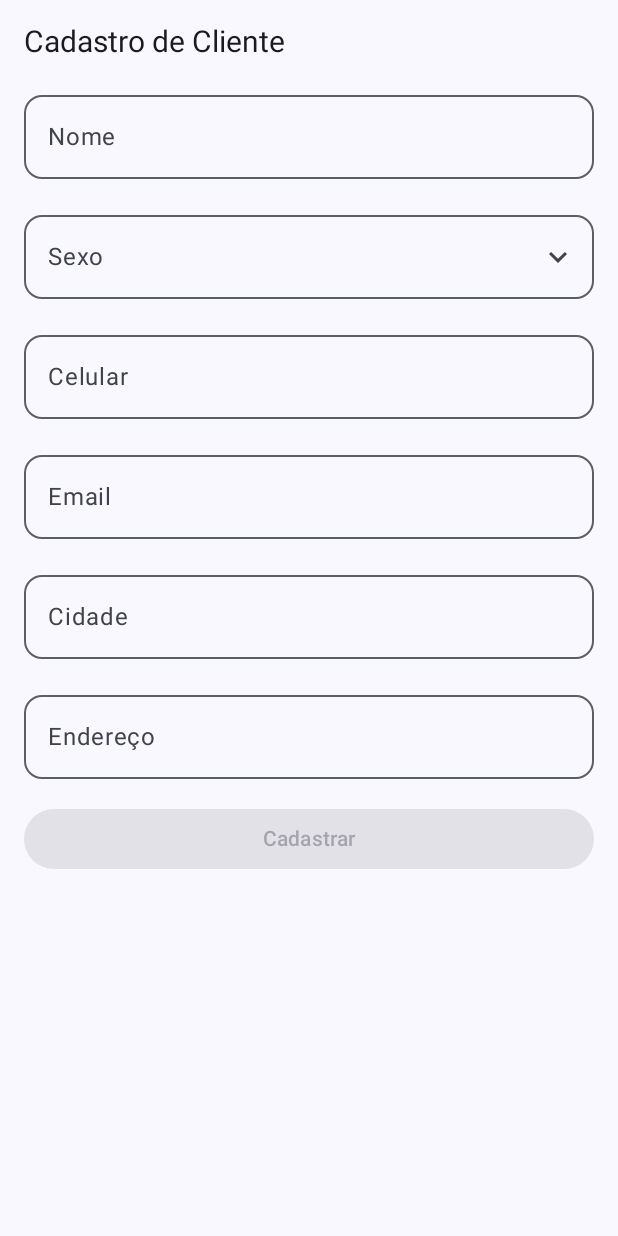
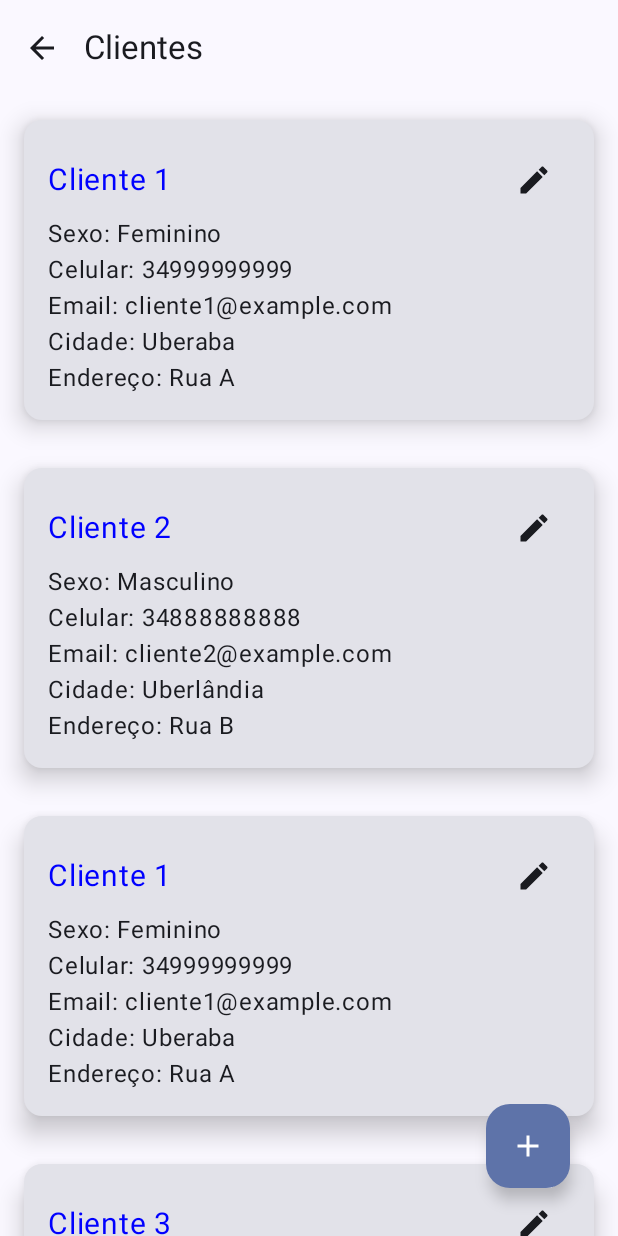
Before and after one commit to devgns/ObraStats, an Android app built with Jetpack Compose: the screen it shows after launch (MainActivity), on a phone screen of 412 x 824 dp. Run offline under Robolectric (Android 15) with nearby library versions, the phone set to English and light mode, and no system bars.

Commit message:
add cards and first listing screen

```diff
--- a/app/src/main/java/com/example/obrastats/MainActivity.kt
+++ b/app/src/main/java/com/example/obrastats/MainActivity.kt
@@ -4,45 +4,33 @@ import android.os.Bundle
 import android.widget.Toast
 import androidx.activity.ComponentActivity
 import androidx.activity.compose.setContent
-import androidx.annotation.DrawableRes
 import androidx.annotation.StringRes
-import androidx.compose.foundation.Image
-import androidx.compose.foundation.background
 import androidx.compose.foundation.clickable
 import androidx.compose.foundation.layout.Arrangement
-import androidx.compose.foundation.layout.Box
 import androidx.compose.foundation.layout.Column
 import androidx.compose.foundation.layout.PaddingValues
-import androidx.compose.foundation.layout.Row
 import androidx.compose.foundation.layout.fillMaxHeight
 import androidx.compose.foundation.layout.fillMaxSize
 import androidx.compose.foundation.layout.fillMaxWidth
 import androidx.compose.foundation.layout.height
 import androidx.compose.foundation.layout.padding
-import androidx.compose.foundation.layout.size
-import androidx.compose.foundation.layout.width
 import androidx.compose.foundation.lazy.grid.GridCells
 import androidx.compose.foundation.lazy.grid.LazyVerticalGrid
 import androidx.compose.foundation.lazy.grid.items
 import androidx.compose.foundation.shape.RoundedCornerShape
-import androidx.compose.material.icons.Icons
 import androidx.compose.material3.Card
 import androidx.compose.material3.CardDefaults
-import androidx.compose.material3.Icon
 import androidx.compose.material3.MaterialTheme
 import androidx.compose.material3.Surface
 import androidx.compose.material3.Text
 import androidx.compose.runtime.Composable
 import androidx.compose.ui.Alignment
 import androidx.compose.ui.Modifier
-import androidx.compose.ui.graphics.Color
-import androidx.compose.ui.layout.ContentScale
 import androidx.compose.ui.platform.LocalContext
-import androidx.compose.ui.res.painterResource
 import androidx.compose.ui.res.stringResource
 import androidx.compose.ui.tooling.preview.Preview
 import androidx.compose.ui.unit.dp
-import com.example.obrastats.composables.ClienteFormulario
+import com.example.obrastats.composables.ClientesMainScreen
 import com.example.obrastats.ui.theme.ObraStatsTheme
 
 class MainActivity : ComponentActivity() {
@@ -55,8 +43,8 @@ class MainActivity : ComponentActivity() {
                     modifier = Modifier.fillMaxSize(),
                     color = MaterialTheme.colorScheme.background
                 ) {
-                    //InitialMenu()
-                    ClienteFormulario({});
+
+                    ClientesMainScreen()
                 }
             }
         }
--- /dev/null
+++ b/app/src/main/java/com/example/obrastats/composables/CardCliente.kt
@@ -0,0 +1,66 @@
+package com.example.obrastats.composables
+
+import androidx.compose.foundation.layout.*
+
+import androidx.compose.material.icons.Icons
+import androidx.compose.material.icons.filled.Edit
+import androidx.compose.material3.Card
+import androidx.compose.material3.CardDefaults
+import androidx.compose.material3.CardElevation
+import androidx.compose.material3.ExperimentalMaterial3Api
+import androidx.compose.material3.IconButton
+import androidx.compose.runtime.Composable
+import androidx.compose.ui.Modifier
+import androidx.compose.ui.graphics.Color
+import androidx.compose.ui.unit.dp
+import androidx.compose.ui.unit.sp
+import androidx.compose.material3.Text
+import androidx.compose.material3.Icon
+import androidx.compose.ui.tooling.preview.Preview
+
+
+import com.example.obrastats.classes.Cliente
+
+
+@OptIn(ExperimentalMaterial3Api::class)
+@Composable
+fun ClienteCard(cliente: Cliente) {
+    Card(
+        modifier = Modifier.padding(16.dp),
+        elevation = CardDefaults.cardElevation(defaultElevation = 10.dp)
+    ) {
+        Column(
+            modifier = Modifier.padding(16.dp)
+        ) {
+            Row(
+                verticalAlignment = androidx.compose.ui.Alignment.CenterVertically
+            ) {
+                Text(
+                    text = cliente.nome,
+                    fontSize = 20.sp,
+                    color = Color.Blue,
+                    modifier = Modifier.weight(1f)
+                )
+                IconButton(
+                    onClick = { /* Navegar para a tela de edição do cliente */ }
+                ) {
+                    Icon(
+                        imageVector = Icons.Default.Edit,
+                        contentDescription = "Editar cliente"
+                    )
+                }
+            }
+            Text(text = "Sexo: ${cliente.sexo}")
+            Text(text = "Celular: ${cliente.celular}")
+            Text(text = "Email: ${cliente.email}")
+            Text(text = "Cidade: ${cliente.cidade}")
+            Text(text = "Endereço: ${cliente.endereco}")
+        }
+    }
+}
+
+@Preview
+@Composable
+fun ClienteCardPreview(){
+    ClienteCard(Cliente(null, "Gustavo", "Masculino", "34999999999", "gustavo@email.com", "Uberaba", "Rua Feliz"))
+}
--- /dev/null
+++ b/app/src/main/java/com/example/obrastats/composables/ListagemClientes.kt
@@ -0,0 +1,51 @@
+package com.example.obrastats.composables
+
+import androidx.compose.foundation.layout.Column
+import androidx.compose.foundation.lazy.LazyColumn
+import androidx.compose.foundation.lazy.items
+import androidx.compose.material3.Text
+import androidx.compose.runtime.Composable
+import androidx.compose.ui.tooling.preview.Preview
+import com.example.obrastats.classes.Cliente
+
+@Composable
+fun ListaClientes(clientes: List<Cliente>) {
+    if (clientes.isEmpty()) {
+        Text(text = "Não há clientes para mostrar")
+    } else {
+        LazyColumn {
+            items(clientes) { cliente ->
+                ClienteCard(cliente = cliente)
+            }
+        }
+    }
+}
+
+@Preview
+@Composable
+fun ListaClientesPreview() {
+    val clientes = listOf(
+        Cliente(
+            id = 1,
+            nome = "Cliente 1",
+            sexo = "Feminino",
+            celular = "34999999999",
+            email = "cliente1@email.com",
+            cidade = "Uberaba",
+            endereco = "Rua A"
+        ),
+        Cliente(
+            id = 2,
+            nome = "Cliente 2",
+            sexo = "Masculino",
+            celular = "34888888888",
+            email = "cliente2@email.com",
+            cidade = "Uberlândia",
+            endereco = "Rua B"
+        )
+    )
+
+    Column {
+        ListaClientes(clientes = clientes)
+    }
+}
--- /dev/null
+++ b/app/src/main/java/com/example/obrastats/composables/TelaPrincipalClientes.kt
@@ -0,0 +1,136 @@
+package com.example.obrastats.composables
+
+import androidx.compose.foundation.layout.*
+import androidx.compose.ui.Alignment
+import androidx.compose.material.*
+import androidx.compose.material.icons.Icons
+import androidx.compose.material.icons.filled.Add
+import androidx.compose.material.icons.filled.ArrowBack
+import androidx.compose.material3.ExperimentalMaterial3Api
+import androidx.compose.material3.FloatingActionButton
+import androidx.compose.material3.Icon
+import androidx.compose.material3.IconButton
+import androidx.compose.material3.Scaffold
+import androidx.compose.material3.Text
+import androidx.compose.material3.TopAppBar
+import androidx.compose.runtime.Composable
+import androidx.compose.runtime.getValue
+import androidx.compose.runtime.mutableStateOf
+import androidx.compose.runtime.remember
+import androidx.compose.runtime.setValue
+import androidx.compose.ui.Modifier
+import androidx.compose.ui.layout.onGloballyPositioned
+import androidx.compose.ui.tooling.preview.Preview
+import androidx.compose.ui.unit.dp
+import androidx.compose.ui.zIndex
+import com.example.obrastats.classes.Cliente
+
+
+@OptIn(ExperimentalMaterial3Api::class)
+@Composable
+fun ClientesMainScreen() {
+    var showDialog by remember { mutableStateOf(false) }
+    val clientes = listOf(
+        Cliente(
+            id = 1,
+            nome = "Cliente 1",
+            sexo = "Feminino",
+            celular = "34999999999",
+            email = "cliente1@example.com",
+            cidade = "Uberaba",
+            endereco = "Rua A"
+        ),
+        Cliente(
+            id = 2,
+            nome = "Cliente 2",
+            sexo = "Masculino",
+            celular = "34888888888",
+            email = "cliente2@example.com",
+            cidade = "Uberlândia",
+            endereco = "Rua B"
+        ),
+        Cliente(
+            id = 1,
+            nome = "Cliente 1",
+            sexo = "Feminino",
+            celular = "34999999999",
+            email = "cliente1@example.com",
+            cidade = "Uberaba",
+            endereco = "Rua A"
+        ),
+        Cliente(
+            id = 2,
+            nome = "Cliente 3",
+            sexo = "Masculino",
+            celular = "34888888888",
+            email = "cliente2@example.com",
+            cidade = "Uberlândia",
+            endereco = "Rua B"
+        ),
+//        Cliente(
+//            id = 1,
+//            nome = "Cliente 1",
+//            sexo = "Feminino",
+//            celular = "34999999999",
+//            email = "cliente1@example.com",
+//            cidade = "Uberaba",
+//            endereco = "Rua A"
+//        ),
+//        Cliente(
+//            id = 2,
+//            nome = "Cliente 2",
+//            sexo = "Masculino",
+//            celular = "34888888888",
+//            email = "cliente2@example.com",
+//            cidade = "Uberlândia",
+//            endereco = "Rua B"
+//        )
+    )
+
+    Scaffold(
+        topBar = {
+            TopAppBar(
+                title = { Text(text = "Clientes") },
+                navigationIcon = {
+                    IconButton(onClick = { /* Navegar para a tela anterior */ }) {
+                        Icon(Icons.Default.ArrowBack, contentDescription = "Voltar")
+                    }
+                }
+            )
+        },
+        content = { paddingValues ->
+            Column(
+                modifier = Modifier
+                    .fillMaxSize()
+                    .padding(paddingValues),
+
+            ) {
+                ListaClientes(clientes = clientes)
+
+            }
+
+
+        },
+    floatingActionButton = {
+        FloatingActionButton(
+            onClick = { showDialog = true },
+            modifier = Modifier
+                .padding(16.dp)
+                .zIndex(999f)
+
+        ) {
+            Icon(Icons.Default.Add, contentDescription = "Adicionar")
+        }
+    }
+        )
+
+    if (showDialog) {
+        // Exibir diálogo ou navegar para a tela de preenchimento de formulário
+    }
+}
+
+@Preview
+@Composable
+fun ClientesScreenPreview() {
+    ClientesMainScreen()
+}
```
Also changed, not shown: app/src/main/java/com/example/obrastats/composables/CardColaborador.kt (added, +79 -0 lines), app/src/main/java/com/example/obrastats/composables/CardObra.kt (added, +79 -0 lines), app/src/main/java/com/example/obrastats/composables/ListagemColaboradores.kt (added, +66 -0 lines), app/src/main/java/com/example/obrastats/composables/ListagemObras.kt (added, +65 -0 lines).
